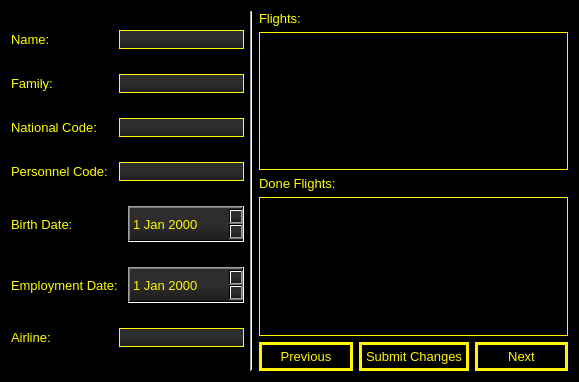
First picture: the form in MyProj/HostsPage.ui, repository shahabbadihi/airport_managementt, before the edit.
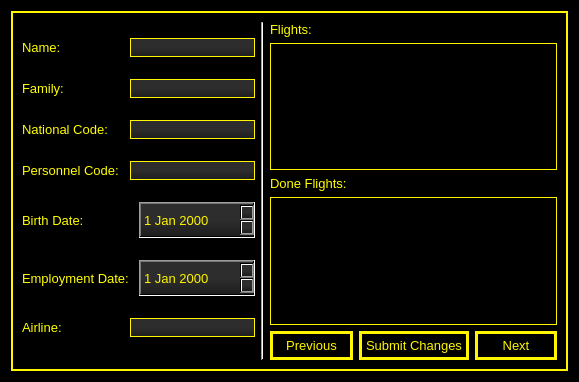
Second picture: the form after the edit.

What changed in the file:
```diff
--- a/MyProj/HostsPage.ui
+++ b/MyProj/HostsPage.ui
@@ -18,6 +18,10 @@
 	background-color: rgb(0, 0, 0);
 }
 
+#frame {
+	border: 2px solid #fff600;
+}
+
 QLabel {
 	color: rgb(255, 255, 0)
 }
@@ -63,6 +67,15 @@
   </property>
   <layout class="QHBoxLayout" name="horizontalLayout_2">
    <item>
+    <widget class="QFrame" name="frame">
+     <property name="frameShape">
+      <enum>QFrame::StyledPanel</enum>
+     </property>
+     <property name="frameShadow">
+      <enum>QFrame::Raised</enum>
+     </property>
+     <layout class="QHBoxLayout" name="horizontalLayout_3">
+      <item>
     <layout class="QVBoxLayout" name="verticalLayout_3">
      <item>
       <layout class="QHBoxLayout" name="horizontalLayout_7">
@@ -276,6 +289,9 @@
       </layout>
      </item>
     </layout>
+      </item>
+     </layout>
+    </widget>
    </item>
   </layout>
  </widget>
```
Lines whose indentation alone changed are shown as unchanged.
